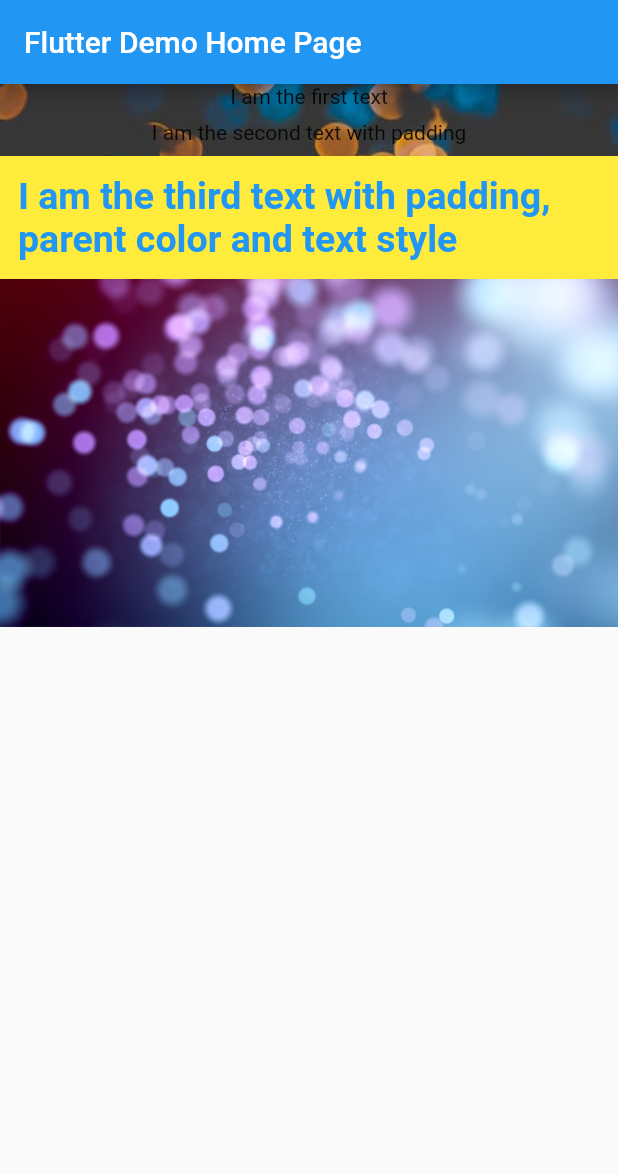
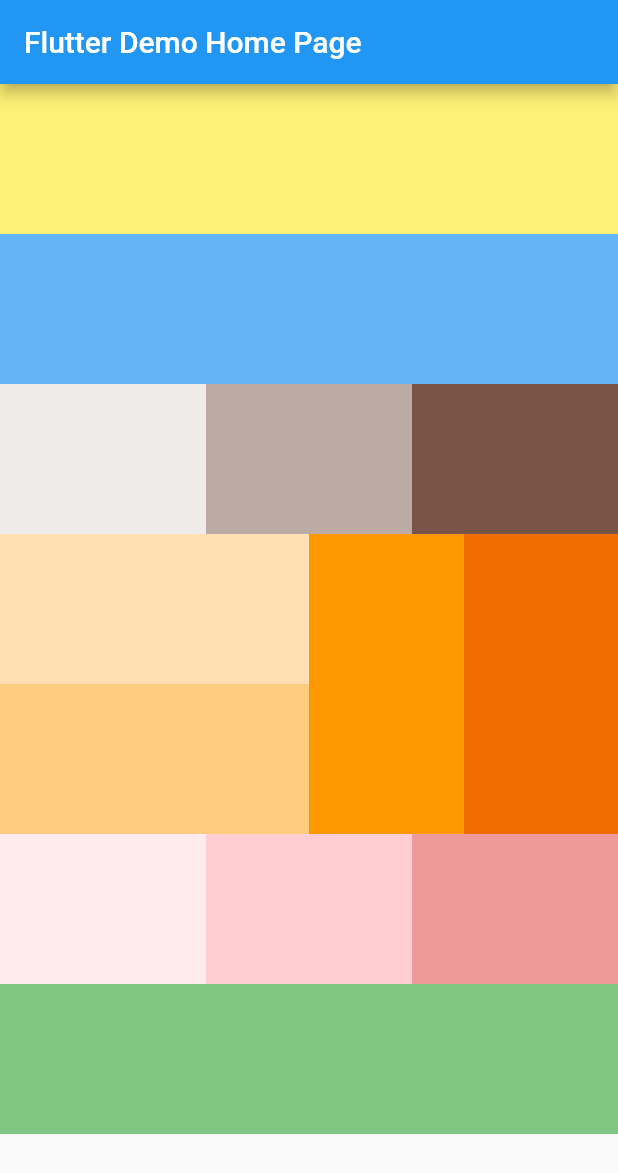
Before and after one commit to kovalyovi/FORDAVID, a Flutter app: the screen it shows after launch, on a phone screen of 412 x 824 dp. Shown: the top 1173 px of the screen. Run offline on Flutter 3.47's test engine with Material 2 defaults, Android fonts, the phone set to English and light mode, and no system bars.

Commit message:
all for DAVID

```diff
--- a/lib/main.dart
+++ b/lib/main.dart
@@ -31,39 +31,121 @@ class MyHomePage extends StatefulWidget {
 class _MyHomePageState extends State<MyHomePage> {
   @override
   Widget build(BuildContext context) {
+    var size = MediaQuery.of(context).size;
+
+    var height = size.height;
+    var width = size.width;
+
+    // print("HEIGHT: $height");
+    // print("WIDTH: $width");
+
     return Scaffold(
       appBar: AppBar(
         title: Text(widget.title),
       ),
-      body: Stack(
+      body: SingleChildScrollView(
+        child: Column(
           children: <Widget>[
-          Image.asset("assets/images/background.jpeg"),
-          Column(
+            //1
+            Container(
+              height: 100.0,
+              width: width,
+              color: Colors.yellow[300],
+            ),
+            //2
+            Container(
+              height: 100.0,
+              width: width,
+              color: Colors.blue[300],
+            ),
+            //3
+            Row(
               children: <Widget>[
-              Text("I am the first text"),
-              Padding(
-                padding: EdgeInsets.all(8.0),
-                child: Text("I am the second text with padding"),
+                //3.1
+                Container(
+                  height: 100.0,
+                  width: width / 3,
+                  color: Colors.brown[50],
                 ),
+                //3.2
                 Container(
-                padding: EdgeInsets.all(12.0),
-                color: Colors.yellow,
-                child: Text(
-                  "I am the third text with padding, parent color and text style",
-                  style: TextStyle(
-                    color: Colors.blue,
-                    fontSize: 25.0,
-                    fontWeight: FontWeight.w600,
+                  height: 100.0,
+                  width: width / 3,
+                  color: Colors.brown[200],
                 ),
-                ),
-              ),
-              Image.asset(
-                "assets/images/background-2.png",
-                // height: 120.0,
+                //3.3
+                Container(
+                  height: 100.0,
+                  width: width / 3,
+                  color: Colors.brown[500],
                 ),
               ],
             ),
+            //4
+            Row(
+              children: <Widget>[
+                //4.1
+                Column(
+                  children: <Widget>[
+                    // 4.1.1
+                    Container(
+                      height: 100.0,
+                      width: width / 2,
+                      color: Colors.orange[100],
+                    ),
+                    // 4.1.2
+                    Container(
+                      height: 100.0,
+                      width: width / 2,
+                      color: Colors.orange[200],
+                    ),
                   ],
+                ),
+                //4.2
+                Container(
+                  height: 200.0,
+                  width: width / 4,
+                  color: Colors.orange[500],
+                ),
+                //4.3
+                Container(
+                  height: 200.0,
+                  width: width / 4,
+                  color: Colors.orange[800],
+                ),
+              ],
+            ),
+            //5
+            Row(
+              children: <Widget>[
+                // 5.1
+                Container(
+                  height: 100.0,
+                  width: width / 3,
+                  color: Colors.red[50],
+                ),
+                // 5.2
+                Container(
+                  height: 100.0,
+                  width: width / 3,
+                  color: Colors.red[100],
+                ),
+                // 5.3
+                Container(
+                  height: 100.0,
+                  width: width / 3,
+                  color: Colors.red[200],
+                ),
+              ],
+            ),
+            //6
+            Container(
+              height: 100.0,
+              width: width,
+              color: Colors.green[300],
+            ),
+          ],
+        ),
       ),
     );
   }
```
Also changed, not shown: 9 other files. Lines whose indentation alone changed are shown as unchanged.
